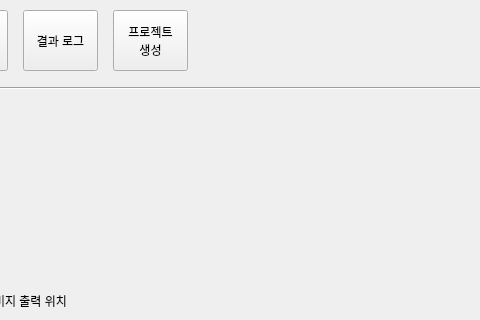
First picture: the form in Project/front/ui/NetworkSetting.ui, repository Ikhan-Kim/SSAKIT, before the edit; both pictures show x 257 to 737 and y 0 to 320 of the 1280 by 720 pixel window.
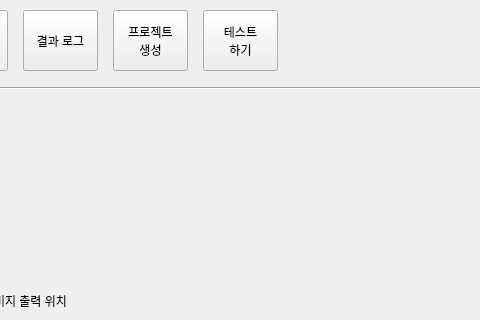
Second picture: the form after the edit.

Commit message: [+] 모델 테스트 틀만 잡음

```diff
--- a/Project/front/ui/NetworkSetting.ui
+++ b/Project/front/ui/NetworkSetting.ui
@@ -168,6 +168,20 @@
     </property>
     <layout class="QGridLayout" name="testLayout"/>
    </widget>
+   <widget class="QPushButton" name="btnTest">
+    <property name="geometry">
+     <rect>
+      <x>460</x>
+      <y>10</y>
+      <width>75</width>
+      <height>61</height>
+     </rect>
+    </property>
+    <property name="text">
+     <string>테스트
+하기</string>
+    </property>
+   </widget>
    <zorder>imgLabel</zorder>
    <zorder>btnDataLoad</zorder>
    <zorder>line</zorder>
```
Left out of the diff: 1 changed line with no effect on the pictures. The commit also changes 1 other file.
